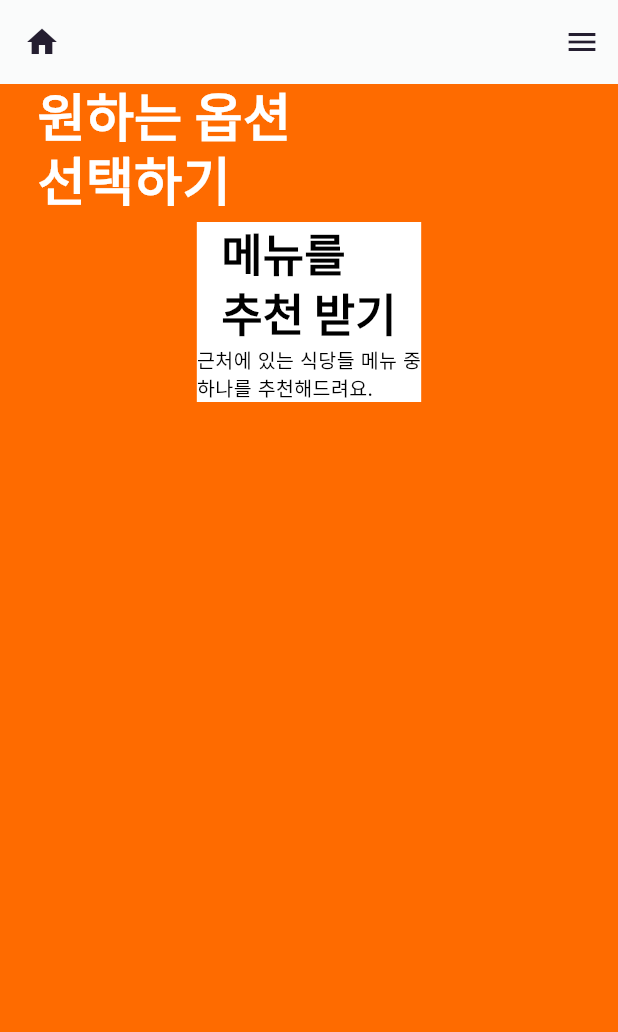
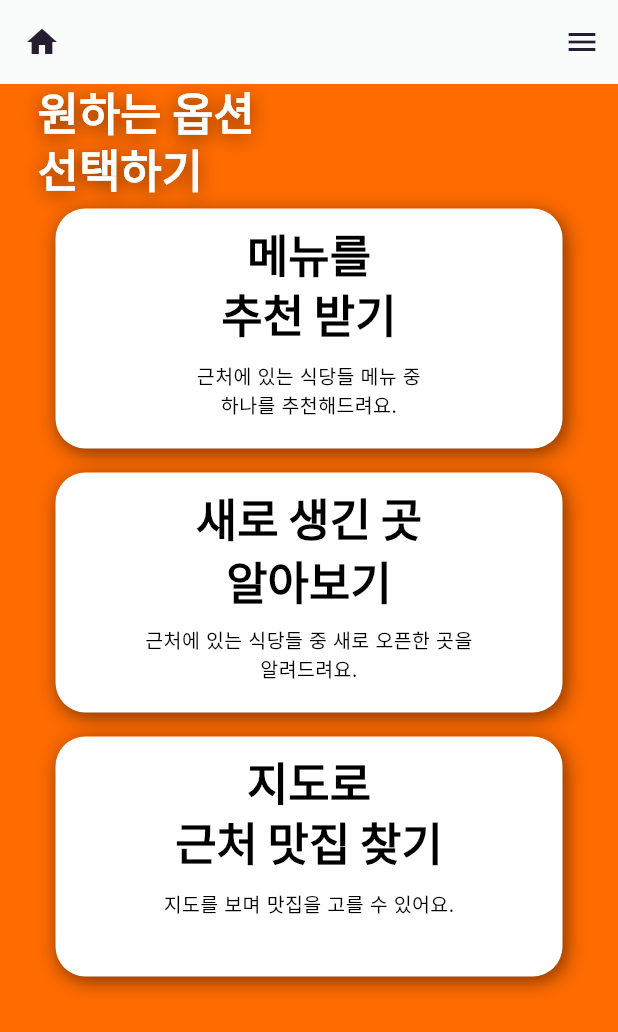
Before and after one commit to yangwenry/jeomechu, a Flutter app: the screen it shows after launch, in the side drawer, after a tap on the "home" icon, on a phone screen of 412 x 824 dp. Shown: the top 1032 px of the screen. Run offline on Flutter 3.47's test engine with Material 3 defaults, Android fonts, the light colour scheme and no system bars; our stand-ins replace flutter_secure_storage, google_sign_in, sign_in_button.

Commit message:
메인페이지 개발 2차

```diff
--- a/lib/main.dart
+++ b/lib/main.dart
@@ -19,29 +19,43 @@ void main() {
         onSurface: Color(0xFF241E30),
         brightness: Brightness.light,
       ),
-      textTheme: const TextTheme(
-        displayMedium: TextStyle(
+      textTheme: TextTheme(
+        displayMedium: const TextStyle(
           fontSize: 35,
           fontFamily: 'Inter',
           fontWeight: FontWeight.w700,
           fontStyle: FontStyle.normal,
           color: Colors.white,
         ),
-        headlineMedium: TextStyle(
+        displaySmall: TextStyle(
+          fontSize: 30,
+          fontFamily: 'Inter',
+          fontWeight: FontWeight.w700,
+          fontStyle: FontStyle.normal,
+          color: Colors.white,
+          shadows: <Shadow>[
+            Shadow(
+              blurRadius: 15.0,
+              color: Colors.black.withOpacity(0.5),
+              offset: const Offset(0, 3),
+            ),
+          ],
+        ),
+        headlineMedium: const TextStyle(
           fontSize: 40,
           fontFamily: 'Inter',
           fontWeight: FontWeight.w800,
           fontStyle: FontStyle.normal,
           color: Colors.black,
         ),
-        headlineSmall: TextStyle(
+        headlineSmall: const TextStyle(
           fontSize: 30,
           fontFamily: 'Inter',
           fontWeight: FontWeight.w800,
           fontStyle: FontStyle.normal,
           color: Colors.black,
         ),
-        bodyMedium: TextStyle(
+        bodyMedium: const TextStyle(
           fontSize: 13,
           fontFamily: 'Inter',
           fontWeight: FontWeight.w400,
@@ -57,6 +71,6 @@ void main() {
       '/login': (context) => const LoginScreen(),
       '/home': (context) => const HomeScreen(),
     },
-    initialRoute: '/home',
+    initialRoute: '/title',
   ));
 }
--- a/lib/screen/home_screen.dart
+++ b/lib/screen/home_screen.dart
@@ -1,7 +1,6 @@
-import 'dart:convert';
-
 import 'package:flutter/material.dart';
-import 'package:flutter_secure_storage/flutter_secure_storage.dart';
+import 'package:jeomechu/widget/home_button.dart';
+import 'package:jeomechu/widget/home_drawer.dart';
 
 class HomeScreen extends StatefulWidget {
   const HomeScreen({super.key});
@@ -11,16 +10,7 @@ class HomeScreen extends StatefulWidget {
 }
 
 class _HomeScreenState extends State<HomeScreen> {
-  static const storage = FlutterSecureStorage();
-  bool isLogin = false;
-  String userEmail = "";
-  String userId = "";
-
-  Future<String> getUser() async {
-    final loginUser = await storage.read(key: 'loginUser');
-    if (loginUser == null) return "";
-    return loginUser;
-  }
+  bool _loading = false;
 
   @override
   void initState() {
@@ -39,6 +29,12 @@ class _HomeScreenState extends State<HomeScreen> {
     super.initState();
   }
 
+  void showLoadingBar(bool loading) {
+    setState(() {
+      _loading = loading;
+    });
+  }
+
   @override
   Widget build(BuildContext context) {
     return Scaffold(
@@ -50,19 +46,9 @@ class _HomeScreenState extends State<HomeScreen> {
             Navigator.pushNamed(context, '/home');
           },
         ),
+        elevation: 0,
       ),
-      endDrawer: FutureBuilder<String>(
-        future: getUser(),
-        builder: (context, snapshot) {
-          if (snapshot.hasData) {
-            print('data: ${snapshot.data}');
-            final loginUser = jsonDecode(snapshot.data!);
-            userEmail = loginUser['email'];
-            userId = loginUser['id'];
-          }
-          return renderLoginDrawer();
-        },
-      ),
+      endDrawer: HomeDrawer(showLoadingBar: showLoadingBar),
       body: Padding(
         padding: const EdgeInsets.symmetric(horizontal: 25),
         child: Column(children: [
@@ -70,100 +56,30 @@ class _HomeScreenState extends State<HomeScreen> {
             alignment: Alignment.topLeft,
             child: Text(
               '원하는 옵션\n선택하기',
-              style: Theme.of(context).textTheme.displayMedium,
+              style: Theme.of(context).textTheme.displaySmall,
             ),
           ),
-          Column(
-            crossAxisAlignment: CrossAxisAlignment.stretch,
-            children: [
-              TextButton(
-                onPressed: () => (),
-                child: Container(
-                  color: Colors.white,
-                  child: Column(
-                    children: [
-                      Text(
-                        '메뉴를\n추천 받기',
-                        style: Theme.of(context).textTheme.headlineSmall,
-                      ),
-                      Text(
-                        '근처에 있는 식당들 메뉴 중\n하나를 추천해드려요.',
-                        style: Theme.of(context).textTheme.bodyMedium,
-                      ),
-                    ],
-                  ),
-                ),
+          if (_loading)
+            const Padding(
+              padding: EdgeInsets.symmetric(horizontal: 30),
+              child: CircularProgressIndicator(
+                color: Colors.white,
               ),
-            ],
-          )
+            ),
+          if (!_loading)
+            const Column(
+              children: [
+                HomeButton(
+                    title: '메뉴를\n추천 받기', body: '근처에 있는 식당들 메뉴 중\n하나를 추천해드려요.'),
+                HomeButton(
+                    title: '새로 생긴 곳\n알아보기',
+                    body: '근처에 있는 식당들 중 새로 오픈한 곳을\n알려드려요.'),
+                HomeButton(
+                    title: '지도로\n근처 맛집 찾기', body: '지도를 보며 맛집을 고를 수 있어요.'),
+              ],
+            )
         ]),
       ),
     );
   }
-
-  Widget renderLoginDrawer() {
-    return Drawer(
-      child: ListView(
-        padding: EdgeInsets.zero,
-        children: [
-          UserAccountsDrawerHeader(
-            currentAccountPicture: const CircleAvatar(
-              backgroundImage: AssetImage('assets/images/avator.png'),
-              backgroundColor: Colors.white,
-            ),
-            accountName: Text(userId),
-            accountEmail: Text(userEmail),
-            onDetailsPressed: () {
-              print('arrow is clicked');
-            },
-            otherAccountsPictures: const [
-              CircleAvatar(
-                backgroundImage: AssetImage('assets/images/captin_talyor.jpg'),
-                backgroundColor: Colors.white,
-              ),
-            ],
-            decoration: BoxDecoration(
-                color: Colors.red[400],
-                borderRadius: const BorderRadius.only(
-                  bottomLeft: Radius.circular(40.0),
-                  bottomRight: Radius.circular(40.0),
-                )),
-          ),
-          ListTile(
-            leading: Icon(
-              Icons.home,
-              color: Colors.grey[850],
-            ),
-            title: const Text('Home'),
-            onTap: () {
-              print('Home is clicked !');
-            },
-            trailing: const Icon(Icons.add),
-          ),
-          ListTile(
-            leading: Icon(
-              Icons.settings,
-              color: Colors.grey[850],
-            ),
-            title: const Text('Setting'),
-            onTap: () {
-              print('Setting is clicked !');
-            },
-            trailing: const Icon(Icons.add),
-          ),
-          ListTile(
-            leading: Icon(
-              Icons.question_answer,
-              color: Colors.grey[850],
-            ),
-            title: const Text('Q&A'),
-            onTap: () {
-              print('Q&A is clicked !');
-            },
-            trailing: const Icon(Icons.add),
-          ),
-        ],
-      ),
-    );
-  }
 }
--- /dev/null
+++ b/lib/widget/home_button.dart
@@ -0,0 +1,50 @@
+import 'package:flutter/material.dart';
+
+class HomeButton extends StatelessWidget {
+  final String title;
+  final String body;
+
+  const HomeButton({super.key, required this.title, required this.body});
+
+  @override
+  Widget build(BuildContext context) {
+    return TextButton(
+      onPressed: () => {},
+      child: Container(
+        width: MediaQuery.sizeOf(context).width,
+        //margin: const EdgeInsets.symmetric(vertical: 3),
+        height: 160,
+        decoration: BoxDecoration(
+            borderRadius: BorderRadius.circular(20.0),
+            color: Colors.white,
+            boxShadow: [
+              BoxShadow(
+                color: Colors.black.withOpacity(0.5),
+                blurRadius: 10,
+                offset: const Offset(2, 3),
+              )
+            ]),
+        child: Padding(
+          padding: const EdgeInsets.symmetric(vertical: 10),
+          child: Column(
+            children: [
+              Text(
+                title,
+                textAlign: TextAlign.center,
+                style: Theme.of(context).textTheme.headlineSmall,
+              ),
+              const SizedBox(
+                height: 10,
+              ),
+              Text(
+                body,
+                textAlign: TextAlign.center,
+                style: Theme.of(context).textTheme.bodyMedium,
+              ),
+            ],
+          ),
+        ),
+      ),
+    );
+  }
+}
--- /dev/null
+++ b/lib/widget/home_drawer.dart
@@ -0,0 +1,194 @@
+import 'dart:convert';
+
+import 'package:flutter/material.dart';
+import 'package:flutter_secure_storage/flutter_secure_storage.dart';
+import 'package:google_sign_in/google_sign_in.dart';
+
+class HomeDrawer extends StatefulWidget {
+  final Function showLoadingBar;
+  const HomeDrawer({super.key, required this.showLoadingBar});
+
+  @override
+  State<HomeDrawer> createState() => _HomeDrawerState();
+}
+
+class _HomeDrawerState extends State<HomeDrawer> {
+  static const storage = FlutterSecureStorage();
+  String userEmail = "";
+  String userId = "";
+
+  Future<String> getUser() async {
+    final loginUser = await storage.read(key: 'loginUser');
+    if (loginUser == null) return "";
+    return loginUser;
+  }
+
+  Future<void> signOut() async {
+    widget.showLoadingBar(true);
+    print('logout 실행');
+
+    await Future.delayed(const Duration(seconds: 1));
+
+    await GoogleSignIn().signOut();
+    await storage.delete(key: "loginUser");
+
+    widget.showLoadingBar(false);
+  }
+
+  @override
+  Widget build(BuildContext context) {
+    return FutureBuilder<String>(
+      future: getUser(),
+      builder: (context, snapshot) {
+        if (snapshot.hasData) {
+          print('data: ${snapshot.data}');
+          if (snapshot.data != '') {
+            final loginUser = jsonDecode(snapshot.data!);
+            userEmail = loginUser['email'];
+            userId = loginUser['id'];
+            return renderLoginDrawer();
+          } else {
+            return renderLogoutDrawer();
+          }
+        }
+        return Container();
+      },
+    );
+  }
+
+  Widget renderLoginDrawer() {
+    final stylebody = Theme.of(context).textTheme.bodyMedium;
+    final stylebodyBold = Theme.of(context)
+        .textTheme
+        .bodyMedium!
+        .copyWith(fontWeight: FontWeight.w800);
+
+    return Drawer(
+      child: ListView(
+        padding: EdgeInsets.zero,
+        children: [
+          UserAccountsDrawerHeader(
+            currentAccountPicture: const CircleAvatar(
+              backgroundImage: AssetImage('assets/images/avator.png'),
+              backgroundColor: Colors.white,
+            ),
+            accountName: Text(userId),
+            accountEmail: Text(userEmail),
+            onDetailsPressed: () {
+              print('arrow is clicked');
+            },
+            otherAccountsPictures: const [
+              CircleAvatar(
+                backgroundImage: AssetImage('assets/images/captin_talyor.jpg'),
+                backgroundColor: Colors.white,
+              ),
+            ],
+            decoration: BoxDecoration(
+                color: Colors.red[400],
+                borderRadius: const BorderRadius.only(
+                  bottomLeft: Radius.circular(40.0),
+                  bottomRight: Radius.circular(40.0),
+                )),
+          ),
+          ListTile(
+            title: Text('설정', style: stylebodyBold),
+          ),
+          const Divider(
+            thickness: 1,
+          ),
+          ListTile(
+            leading: Icon(
+              Icons.contact_page,
+              color: Colors.grey[850],
+            ),
+            title: Text('마이페이지', style: stylebody),
+            onTap: () {
+              print('MyPage is clicked !');
+            },
+            trailing: const Icon(Icons.chevron_right_outlined),
+          ),
+          ListTile(
+            leading: Icon(
+              Icons.question_answer,
+              color: Colors.grey[850],
+            ),
+            title: Text('문의하기', style: stylebody),
+            onTap: () {
+              print('Q&A is clicked !');
+            },
+            trailing: const Icon(Icons.chevron_right_outlined),
+          ),
+          const Divider(
+            thickness: 1,
+          ),
+          ListTile(
+            leading: Icon(
+              Icons.exit_to_app_outlined,
+              color: Colors.grey[850],
+            ),
+            title: Text('Logout', style: stylebody),
+            onTap: () {
+              Navigator.pop(context);
+              signOut();
+            },
+          ),
+        ],
+      ),
+    );
+  }
+
+  Widget renderLogoutDrawer() {
+    final stylebody = Theme.of(context).textTheme.bodyMedium;
+    final stylebodyBold = Theme.of(context)
+        .textTheme
+        .bodyMedium!
+        .copyWith(fontWeight: FontWeight.w800);
+
+    return Drawer(
+      child: ListView(
+        padding: EdgeInsets.zero,
+        children: [
+          ListTile(
+            title: Text('설정', style: stylebodyBold),
+          ),
+          const Divider(
+            thickness: 1,
+          ),
+          ListTile(
+            leading: Icon(
+              Icons.login_sharp,
+              color: Colors.grey[850],
+            ),
+            title: Text('로그인 하기', style: stylebody),
+            onTap: () {
+              Navigator.pushNamed(context, '/login');
+            },
+            trailing: const Icon(Icons.chevron_right_outlined),
+          ),
+          ListTile(
+            leading: Icon(
+              Icons.contact_page,
+              color: Colors.grey[850],
+            ),
+            title: Text('마이페이지', style: stylebody),
+            onTap: () {
+              print('MyPage is clicked !');
+            },
+            trailing: const Icon(Icons.chevron_right_outlined),
+          ),
+          ListTile(
+            leading: Icon(
+              Icons.question_answer,
+              color: Colors.grey[850],
+            ),
+            title: Text('문의하기', style: stylebody),
+            onTap: () {
+              print('Q&A is clicked !');
+            },
+            trailing: const Icon(Icons.chevron_right_outlined),
+          ),
+        ],
+      ),
+    );
+  }
+}
```
Also changed, not shown: lib/screen/login_screen.dart (+4 -4 lines).
